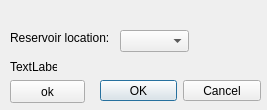
Above: DMFGui/DMFGui/dialog.ui from abting/DMF before the change. Below: the same form after it.
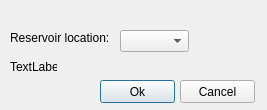
That is the form after the change.

```diff
--- a/DMFGui/DMFGui/dialog.ui
+++ b/DMFGui/DMFGui/dialog.ui
@@ -13,22 +13,6 @@
   <property name="windowTitle">
    <string>Dialog</string>
   </property>
-  <widget class="QDialogButtonBox" name="buttonBox">
-   <property name="geometry">
-    <rect>
-     <x>100</x>
-     <y>80</y>
-     <width>161</width>
-     <height>21</height>
-    </rect>
-   </property>
-   <property name="orientation">
-    <enum>Qt::Horizontal</enum>
-   </property>
-   <property name="standardButtons">
-    <set>QDialogButtonBox::Cancel|QDialogButtonBox::Ok</set>
-   </property>
-  </widget>
   <widget class="QComboBox" name="comboBox">
    <property name="geometry">
     <rect>
@@ -55,14 +39,14 @@
   <widget class="QPushButton" name="okButton">
    <property name="geometry">
     <rect>
-     <x>10</x>
+     <x>100</x>
      <y>80</y>
      <width>75</width>
      <height>23</height>
     </rect>
    </property>
    <property name="text">
-    <string>ok</string>
+    <string>Ok</string>
    </property>
   </widget>
   <widget class="QLabel" name="label_2">
@@ -78,6 +62,19 @@
     <string>TextLabel</string>
    </property>
   </widget>
+  <widget class="QPushButton" name="cancelButton">
+   <property name="geometry">
+    <rect>
+     <x>180</x>
+     <y>80</y>
+     <width>75</width>
+     <height>23</height>
+    </rect>
+   </property>
+   <property name="text">
+    <string>Cancel</string>
+   </property>
+  </widget>
  </widget>
  <resources/>
  <connections>
```
Left out of the diff: 35 changed lines with no effect on the pictures.
